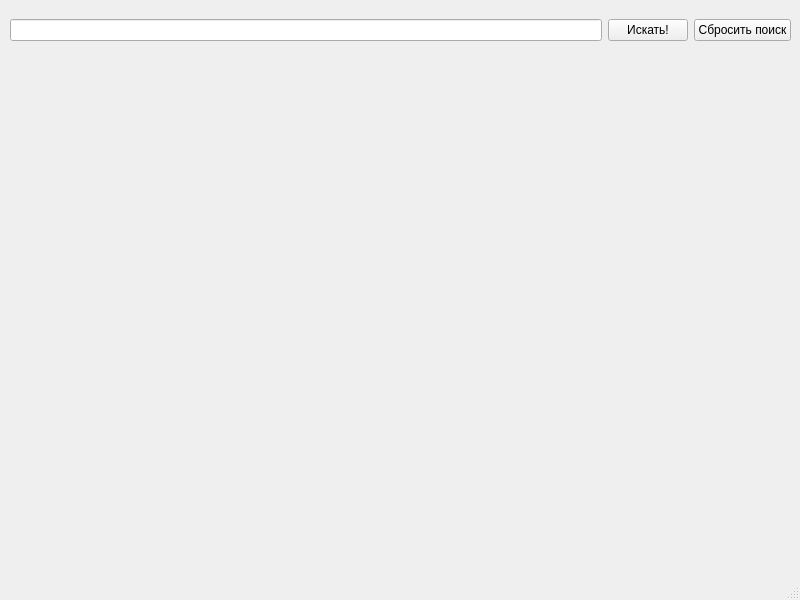
ANDREYKAUS/maps_api, file ui_files/main_window.ui: the form before one commit.
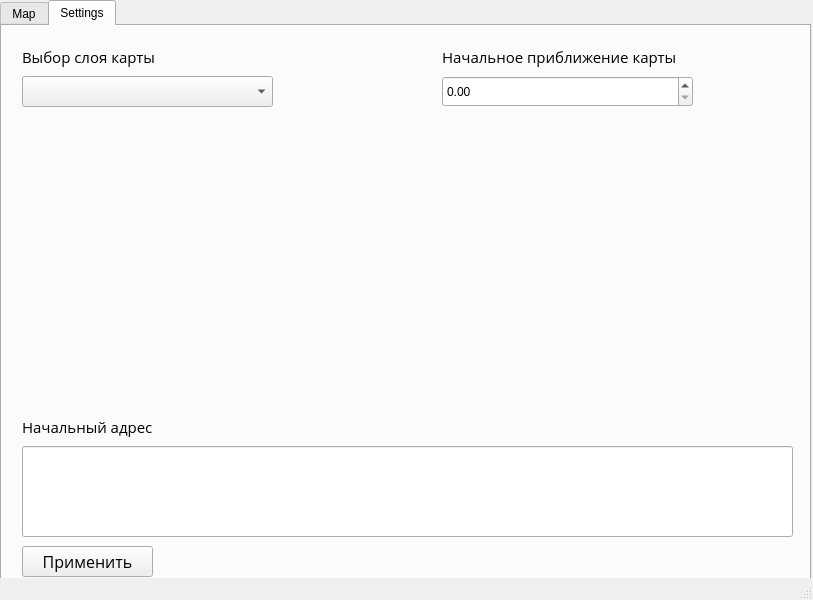
The form after the commit.

Commit message:
Обновил UI
Добавил Settings + пункт для доработки (Влад, SPECIAL FOR YOU ;) )

The edit to the form file:
```diff
--- a/ui_files/main_window.ui
+++ b/ui_files/main_window.ui
@@ -6,7 +6,7 @@
    <rect>
     <x>0</x>
     <y>0</y>
-    <width>800</width>
+    <width>813</width>
     <height>600</height>
    </rect>
   </property>
@@ -14,25 +14,28 @@
    <string>Карты</string>
   </property>
   <widget class="QWidget" name="centralwidget">
-   <widget class="QLabel" name="image_label">
+   <widget class="QTabWidget" name="tabWidget">
     <property name="geometry">
      <rect>
-      <x>10</x>
-      <y>50</y>
-      <width>781</width>
-      <height>475</height>
+      <x>0</x>
+      <y>0</y>
+      <width>811</width>
+      <height>591</height>
      </rect>
     </property>
-    <property name="acceptDrops">
+    <property name="currentIndex">
+     <number>1</number>
+    </property>
+    <property name="movable">
      <bool>false</bool>
     </property>
-    <property name="text">
-     <string/>
-    </property>
-    <property name="alignment">
-     <set>Qt::AlignCenter</set>
-    </property>
-   </widget>
+    <widget class="QWidget" name="Map">
+     <property name="cursor">
+      <cursorShape>ArrowCursor</cursorShape>
+     </property>
+     <attribute name="title">
+      <string>Map</string>
+     </attribute>
    <widget class="QWidget" name="horizontalLayoutWidget">
     <property name="geometry">
      <rect>
@@ -62,16 +65,140 @@
      </item>
     </layout>
    </widget>
-  </widget>
-  <widget class="QMenuBar" name="menubar">
+     <widget class="QLabel" name="image_label">
+      <property name="geometry">
+       <rect>
+        <x>10</x>
+        <y>50</y>
+        <width>781</width>
+        <height>475</height>
+       </rect>
+      </property>
+      <property name="acceptDrops">
+       <bool>false</bool>
+      </property>
+      <property name="text">
+       <string/>
+      </property>
+      <property name="alignment">
+       <set>Qt::AlignCenter</set>
+      </property>
+     </widget>
+    </widget>
+    <widget class="QWidget" name="tab">
+     <attribute name="title">
+      <string>Settings</string>
+     </attribute>
+     <widget class="QComboBox" name="SNPbox">
    <property name="geometry">
     <rect>
-     <x>0</x>
-     <y>0</y>
-     <width>800</width>
-     <height>26</height>
-    </rect>
-   </property>
+        <x>20</x>
+        <y>50</y>
+        <width>251</width>
+        <height>31</height>
+       </rect>
+      </property>
+     </widget>
+     <widget class="QLabel" name="label">
+      <property name="geometry">
+       <rect>
+        <x>20</x>
+        <y>20</y>
+        <width>271</width>
+        <height>21</height>
+       </rect>
+      </property>
+      <property name="font">
+       <font>
+        <family>Open Sans</family>
+        <pointsize>11</pointsize>
+       </font>
+      </property>
+      <property name="text">
+       <string>Выбор слоя карты</string>
+      </property>
+     </widget>
+     <widget class="QLabel" name="label_2">
+      <property name="geometry">
+       <rect>
+        <x>440</x>
+        <y>15</y>
+        <width>261</width>
+        <height>31</height>
+       </rect>
+      </property>
+      <property name="font">
+       <font>
+        <family>Open Sans</family>
+        <pointsize>11</pointsize>
+       </font>
+      </property>
+      <property name="text">
+       <string>Начальное приближение карты</string>
+      </property>
+     </widget>
+     <widget class="QDoubleSpinBox" name="doubleSpinBox">
+      <property name="geometry">
+       <rect>
+        <x>440</x>
+        <y>50</y>
+        <width>251</width>
+        <height>31</height>
+       </rect>
+      </property>
+     </widget>
+     <widget class="QLabel" name="label_3">
+      <property name="geometry">
+       <rect>
+        <x>20</x>
+        <y>370</y>
+        <width>501</width>
+        <height>61</height>
+       </rect>
+      </property>
+      <property name="font">
+       <font>
+        <family>Open Sans</family>
+        <pointsize>11</pointsize>
+       </font>
+      </property>
+      <property name="text">
+       <string>Начальный адрес</string>
+      </property>
+     </widget>
+     <widget class="QLineEdit" name="lineEdit">
+      <property name="geometry">
+       <rect>
+        <x>20</x>
+        <y>420</y>
+        <width>771</width>
+        <height>91</height>
+       </rect>
+      </property>
+     </widget>
+     <widget class="QPushButton" name="end_button">
+      <property name="geometry">
+       <rect>
+        <x>20</x>
+        <y>520</y>
+        <width>131</width>
+        <height>31</height>
+       </rect>
+      </property>
+      <property name="font">
+       <font>
+        <family>Open Sans</family>
+        <pointsize>12</pointsize>
+        <weight>50</weight>
+        <bold>false</bold>
+       </font>
+      </property>
+      <property name="text">
+       <string>Применить</string>
+      </property>
+     </widget>
+    </widget>
+   </widget>
   </widget>
   <widget class="QStatusBar" name="statusbar"/>
  </widget>
```
Lines whose indentation alone changed are shown as unchanged.
